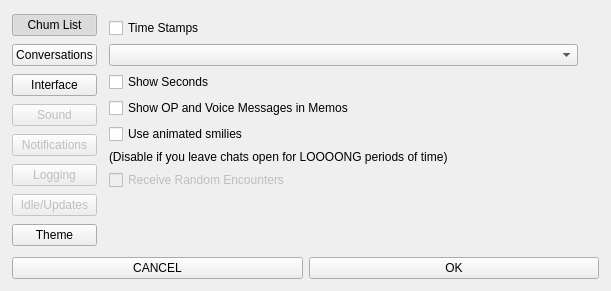
This is themes/pesterchum2.5/ui/OptionsWindow.ui in henry232323/Pesterchum as Qt 5 draws it before an edit. The edited form follows.
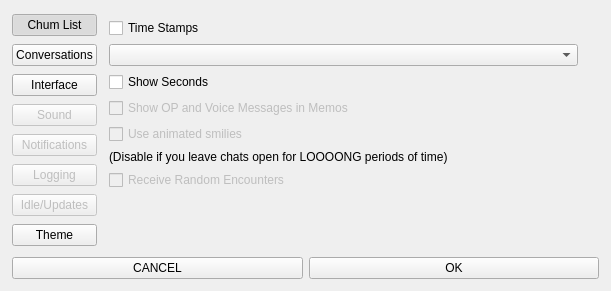
This is the edited form. The open tabs and pages were chosen to show the change.

Commit message: Options UI changes options now

```diff
--- a/themes/pesterchum2.5/ui/OptionsWindow.ui
+++ b/themes/pesterchum2.5/ui/OptionsWindow.ui
@@ -262,6 +262,9 @@
              </item>
              <item>
               <widget class="QCheckBox" name="opVoiceMemoRadio">
+               <property name="enabled">
+                <bool>false</bool>
+               </property>
                <property name="text">
                 <string>Show OP and Voice Messages in Memos</string>
                </property>
@@ -269,6 +272,9 @@
              </item>
              <item>
               <widget class="QCheckBox" name="animatedSmiliesRadio">
+               <property name="enabled">
+                <bool>false</bool>
+               </property>
                <property name="text">
                 <string>Use animated smilies</string>
                </property>
```
Left out of the diff: 4 changed lines with no effect on the pictures. The commit also changes 9 other files.
